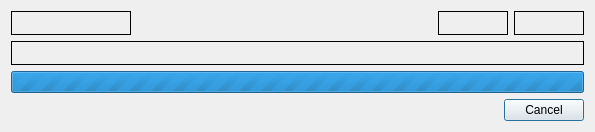
Old version of the form dialogstaticscan.ui in the repository horsicq/StaticScan.
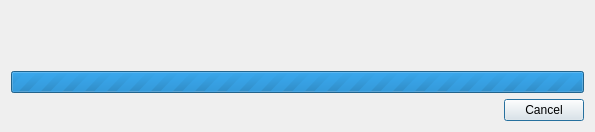
New version of the form.

```diff
--- a/dialogstaticscan.ui
+++ b/dialogstaticscan.ui
@@ -37,7 +37,7 @@
         </size>
        </property>
        <property name="frameShape">
-        <enum>QFrame::Box</enum>
+        <enum>QFrame::NoFrame</enum>
        </property>
        <property name="text">
         <string/>
@@ -75,7 +75,7 @@
         </size>
        </property>
        <property name="frameShape">
-        <enum>QFrame::Box</enum>
+        <enum>QFrame::NoFrame</enum>
        </property>
        <property name="text">
         <string/>
@@ -100,7 +100,7 @@
         </size>
        </property>
        <property name="frameShape">
-        <enum>QFrame::Box</enum>
+        <enum>QFrame::NoFrame</enum>
        </property>
        <property name="text">
         <string/>
@@ -115,7 +115,7 @@
    <item>
     <widget class="QLabel" name="labelCurrentStatus">
      <property name="frameShape">
-      <enum>QFrame::Box</enum>
+      <enum>QFrame::NoFrame</enum>
      </property>
      <property name="frameShadow">
       <enum>QFrame::Plain</enum>
```
